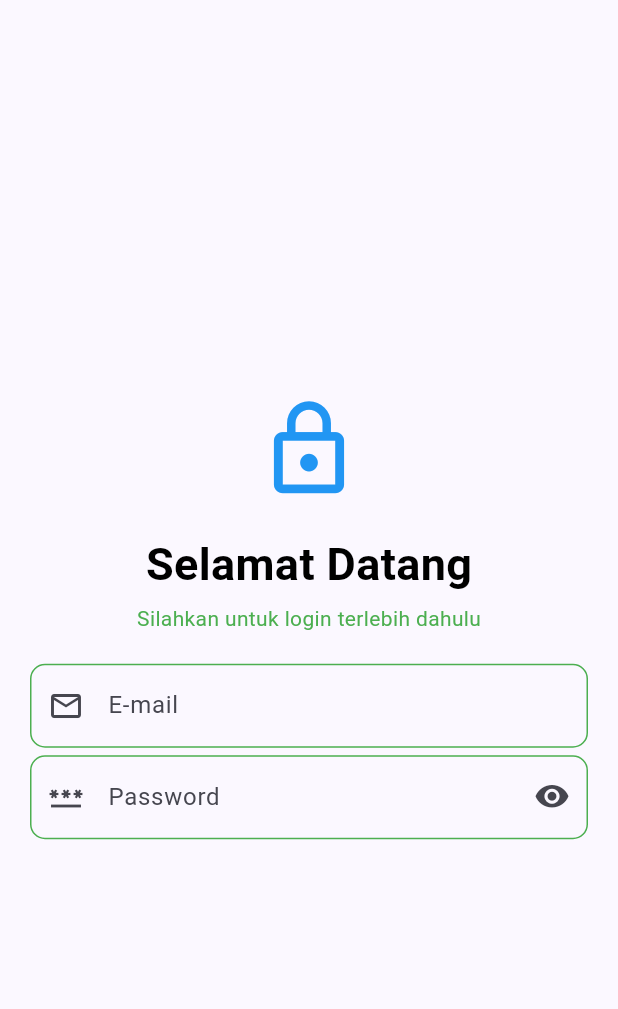
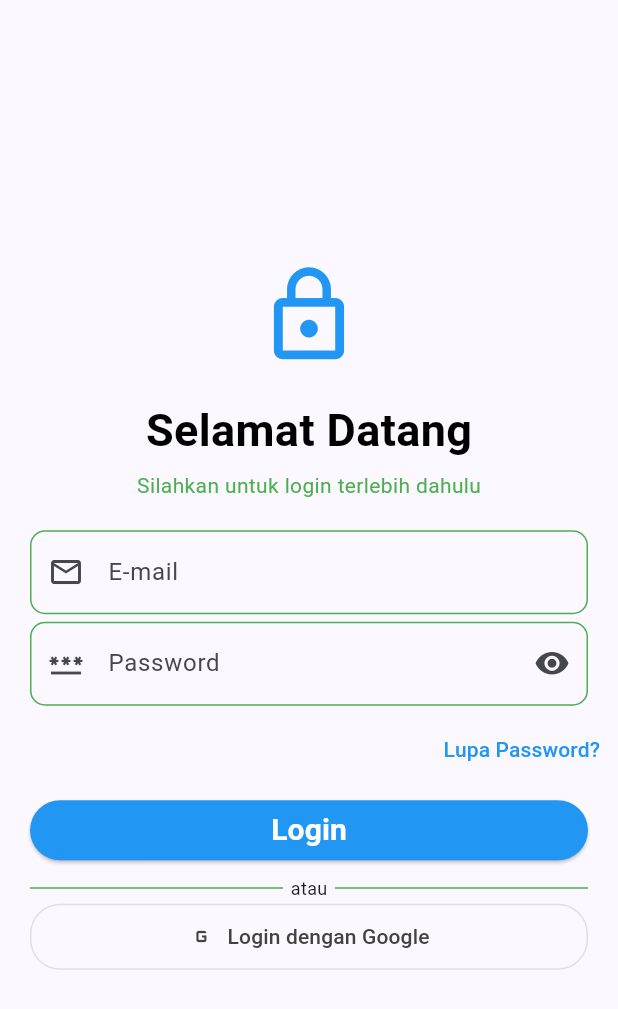
Before and after one commit to harlyimans/KB1179_1125170145_uas, a Flutter app: the Login screen opened directly, on a phone screen of 412 x 824 dp. Shown: the top 1009 px of the screen. Run offline on Flutter 3.47's test engine with Material 3 defaults, Android fonts, the phone set to English and light mode, and no system bars.

Commit message:
Create Login Button

```diff
--- a/lib/screen/login.dart
+++ b/lib/screen/login.dart
@@ -72,6 +72,80 @@ class Login extends StatelessWidget {
                 ),
               ),
             ),
+            SizedBox(height: 5),
+            Align(
+              alignment: Alignment.centerRight,
+              child: TextButton(
+                onPressed: () {},
+                child: Text(
+                  "Lupa Password?",
+                  style: TextStyle(fontSize: 14.0, color: Colors.blue),
+                ),
+              ),
+            ),
+            SizedBox(height: 10),
+            Container(
+              margin: EdgeInsets.only(left: 20, right: 20),
+              child: SizedBox(
+                width: double.infinity,
+                height: 40,
+                child: ElevatedButton(
+                  onPressed: () {
+                    Navigator.pushAndRemoveUntil(
+                      context,
+                      MaterialPageRoute(builder: (context) => Login()),
+                      (Route<dynamic> router) => false,
+                    );
+                  },
+                  child: Text(
+                    "Login",
+                    style: TextStyle(
+                      fontSize: 20.0,
+                      color: Colors.white,
+                      fontWeight: FontWeight.bold,
+                    ),
+                  ),
+                  style: ElevatedButton.styleFrom(
+                    backgroundColor: Colors.blue,
+                    foregroundColor: Colors.white,
+                  ),
+                ),
+              ),
+            ),
+            SizedBox(height: 10),
+            Container(
+              margin: EdgeInsets.only(left: 20, right: 20),
+              child: Row(
+                children: [
+                  Expanded(child: Divider(color: Colors.green)),
+                  SizedBox(width: 5),
+                  Text("atau", style: TextStyle(fontSize: 12.0)),
+                  SizedBox(width: 5),
+                  Expanded(child: Divider(color: Colors.green)),
+                ],
+              ),
+            ),
+            Container(
+              margin: EdgeInsets.only(left: 20, right: 20),
+              child: SizedBox(
+                width: double.infinity,
+                child: OutlinedButton.icon(
+                  onPressed: () {},
+                  icon: Icon(Icons.g_mobiledata, color: Colors.grey[800]),
+                  label: Text(
+                    "Login dengan Google",
+                    style: TextStyle(color: Colors.grey[800]),
+                  ),
+                  style: OutlinedButton.styleFrom(
+                    padding: const EdgeInsets.symmetric(vertical: 12),
+                    shape: RoundedRectangleBorder(
+                      borderRadius: BorderRadiusGeometry.circular(20),
+                    ),
+                    side: BorderSide(color: Colors.grey[300]!),
+                  ),
+                ),
+              ),
+            ),
           ],
         ),
       ),
```
